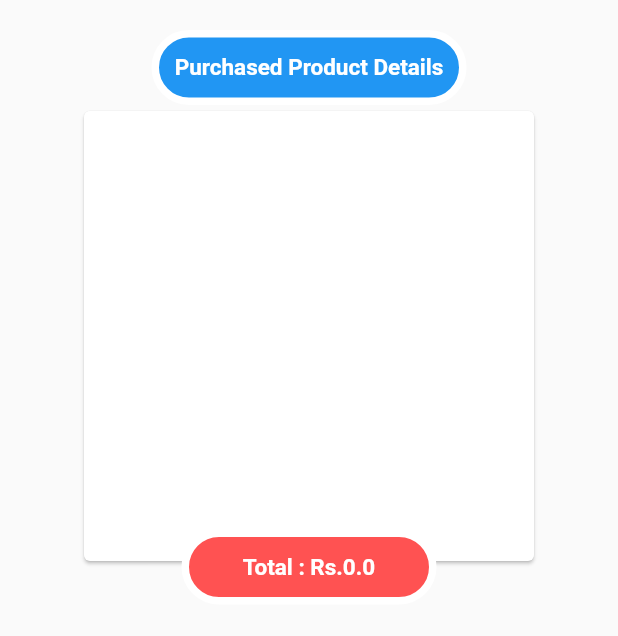
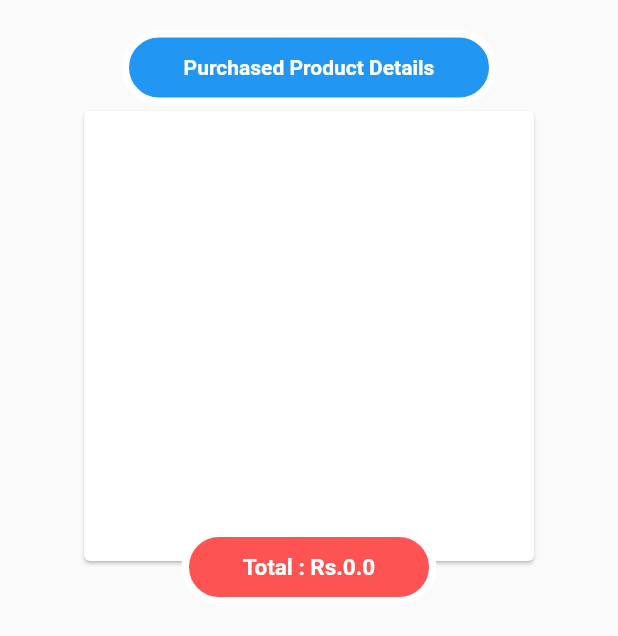
Before and after one commit to amit3512/grocery_app_nodejs_flutter_front_end, a Flutter app: the PurchasedProductDetails widget shown alone on an empty page, opened directly, on a phone screen of 412 x 824 dp. Shown: the top 636 px of the screen. Run offline on Flutter 3.47's test engine with Material 2 defaults, Android fonts, the phone set to English and light mode, and no system bars; our stand-ins replace badges, carousel_pro, get, shared_preferences; missing offline and left inert: esewa_pnp; accounts and stored records are empty; network calls fail.

Commit message:
products added

```diff
--- a/lib/components/products.dart
+++ b/lib/components/products.dart
@@ -96,7 +96,7 @@ class SingleProduct extends StatelessWidget {
       double grandTotal = 0.0;
       return Card(
         child: Hero(
-          tag: "Test",
+          tag: prodId,
           child: Material(
             child: InkWell(
                 onTap: () => Navigator.of(context).push(
--- a/lib/components/purchasedProductDetails.dart
+++ b/lib/components/purchasedProductDetails.dart
@@ -24,13 +24,13 @@ class _PurchasedProductDetailsState extends State<PurchasedProductDetails> {
             height: 20,
           ),
           Container(
-            width: 210,
+            width: 250,
             height: 50,
             child: const Center(
                 child: Text(
               "Purchased Product Details",
               style: TextStyle(
-                  fontSize: 15,
+                  fontSize: 14,
                   color: Colors.white,
                   fontWeight: FontWeight.bold),
             )),
```
Also changed, not shown: lib/grocery_app.dart (+10 -7 lines).
